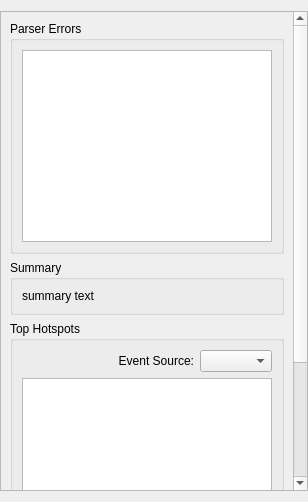
Old version of the form src/resultssummarypage.ui in the repository KDAB/hotspot.
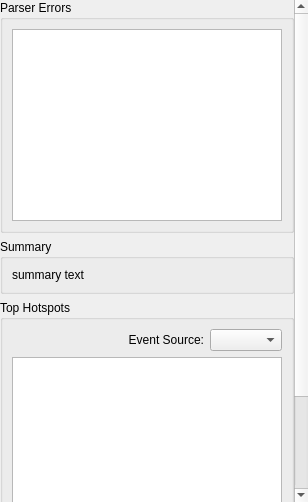
New version of the form.

What changed in the file:
```diff
--- a/src/resultssummarypage.ui
+++ b/src/resultssummarypage.ui
@@ -17,11 +17,20 @@
    <property name="leftMargin">
     <number>0</number>
    </property>
+   <property name="topMargin">
+    <number>0</number>
+   </property>
    <property name="rightMargin">
     <number>0</number>
    </property>
+   <property name="bottomMargin">
+    <number>0</number>
+   </property>
    <item>
     <widget class="QScrollArea" name="summaryScrollArea">
+     <property name="frameShape">
+      <enum>QFrame::NoFrame</enum>
+     </property>
      <property name="widgetResizable">
       <bool>true</bool>
      </property>
@@ -30,11 +39,23 @@
        <rect>
         <x>0</x>
         <y>0</y>
-        <width>283</width>
-        <height>691</height>
+        <width>287</width>
+        <height>679</height>
        </rect>
       </property>
       <layout class="QVBoxLayout" name="verticalLayout_11">
+       <property name="leftMargin">
+        <number>0</number>
+       </property>
+       <property name="topMargin">
+        <number>0</number>
+       </property>
+       <property name="rightMargin">
+        <number>0</number>
+       </property>
+       <property name="bottomMargin">
+        <number>0</number>
+       </property>
        <item>
         <widget class="QGroupBox" name="parserErrorsBox">
          <property name="toolTip">
```
